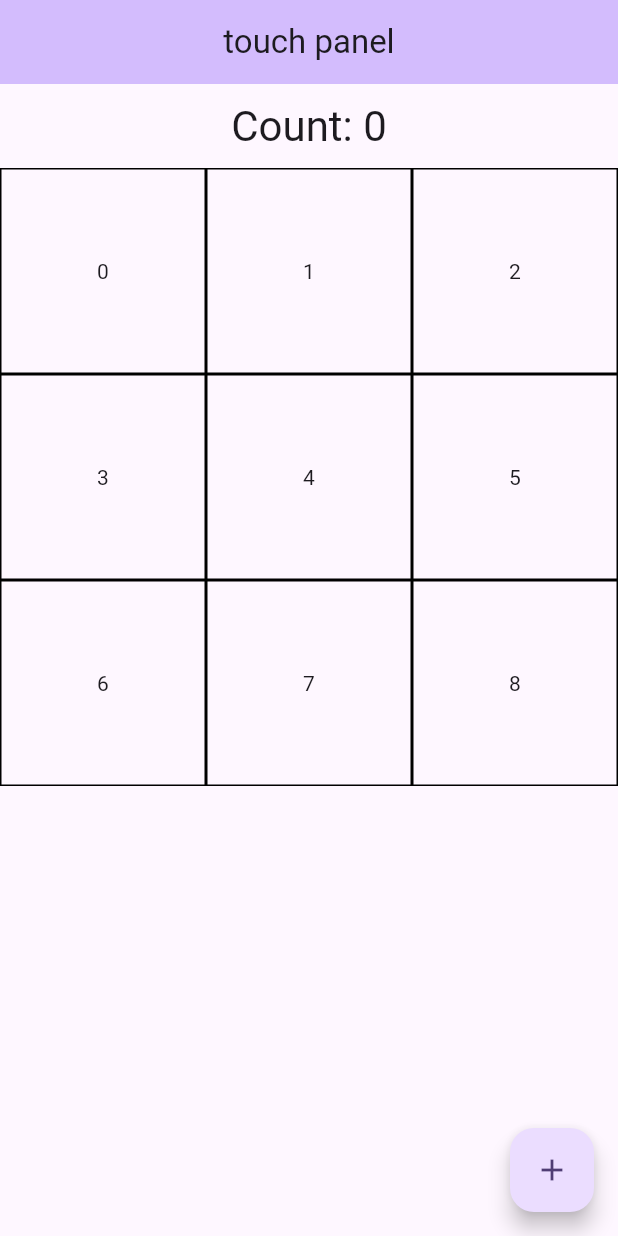
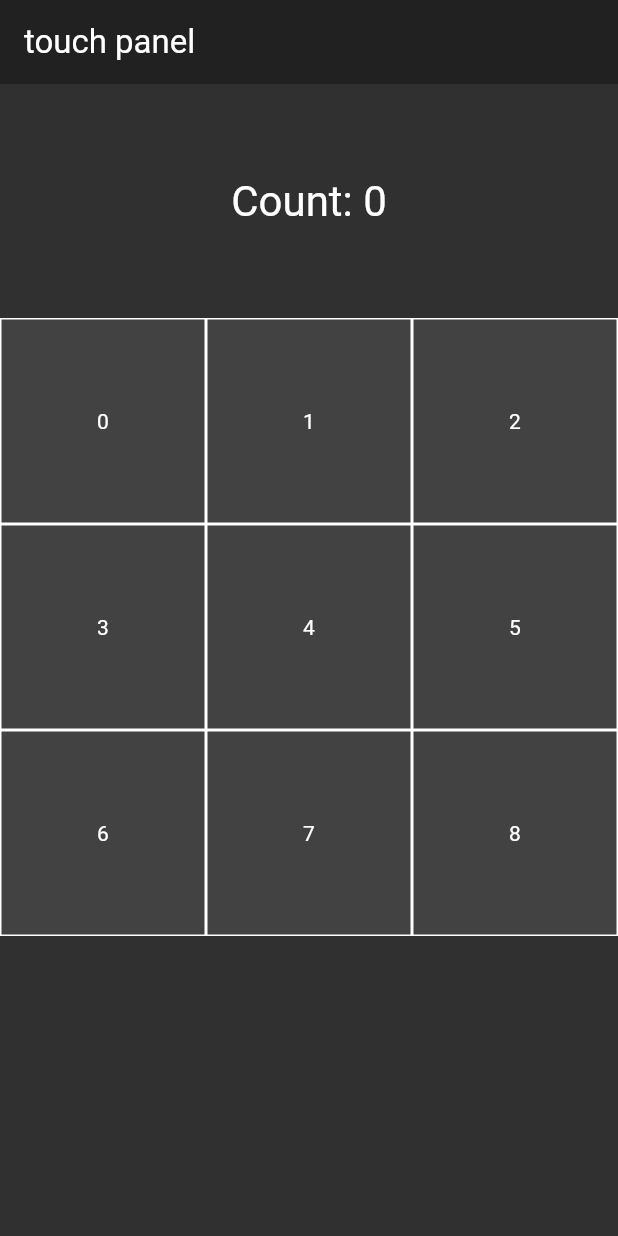
Before and after one commit to komachihashimoto/touch_panel, a Flutter app: the screen it shows after launch, on a phone screen of 412 x 824 dp. Run offline on Flutter 3.47's test engine with Material 3 defaults, Android fonts, the light colour scheme and no system bars.

Commit message:
背景色等の変更

```diff
--- a/lib/main.dart
+++ b/lib/main.dart
@@ -43,21 +43,26 @@ class _MyHomePageState extends State<MyHomePage> {
   @override
   Widget build(BuildContext context) {
     return Scaffold(
+      backgroundColor: Colors.grey[850],
       appBar: AppBar(
-        backgroundColor: Theme
-            .of(context)
-            .colorScheme
-            .inversePrimary,
-        title: Text('touch panel'),
-        centerTitle: true,
+        backgroundColor: Colors.grey[900],
+        title: Text(
+          'touch panel',
+          style: TextStyle(color: Colors.white),
+        ),
       ),
       body: Column(
         children: <Widget>[
           Padding(
-            padding: const EdgeInsets.all(10.0),
+            padding: const EdgeInsets.all(60.0),
             child: Text(
               'Count: $_counter',
-              style: Theme.of(context).textTheme.headline4,
+              style: Theme
+                  .of(context)
+                  .textTheme
+                  .headline4
+                  ?.copyWith(color: Colors.white) ??
+                  TextStyle(color: Colors.white),
             ),
           ),
           Expanded(
@@ -67,20 +72,21 @@ class _MyHomePageState extends State<MyHomePage> {
                 return Container(
                   key: ValueKey('cell_$index'),
                   decoration: BoxDecoration(
-                    border: Border.all(color: Colors.black),
+                    border: Border.all(color: Colors.white),
+                    color: Colors.grey[800],
                   ),
-                  child: Center(child: Text('$index')),
+                  child: Center(
+                    child: Text(
+                      '$index',
+                      style: TextStyle(color: Colors.white),
+                    ),
+                  ),
                 );
               }),
             ),
           ),
         ],
       ),
-      floatingActionButton: FloatingActionButton(
-        onPressed: _incrementCounter,
-        tooltip: 'Increment',
-        child: const Icon(Icons.add),
-      ),
     );
   }
 }
```
